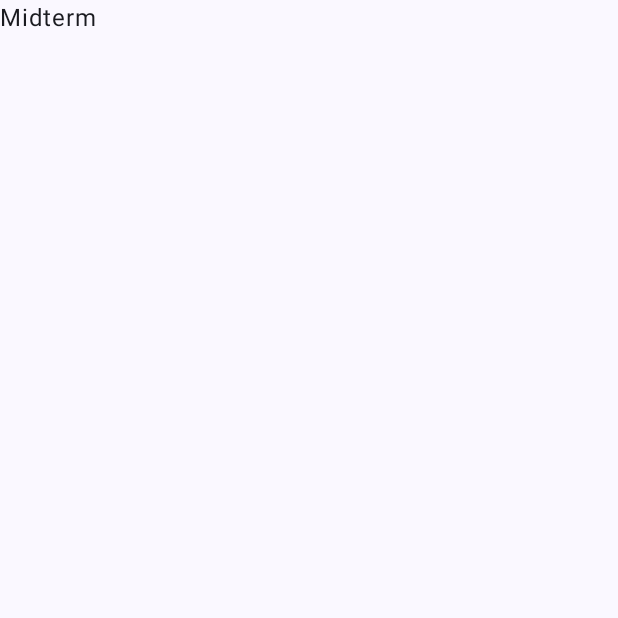
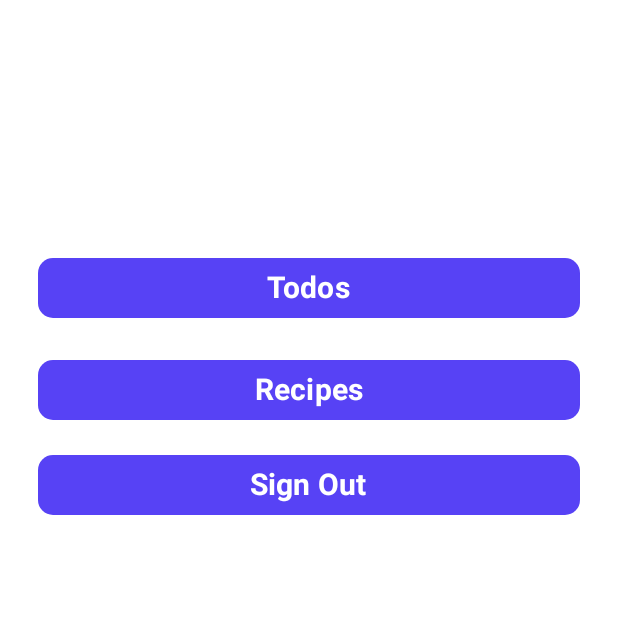
Before and after one commit to nbscvincent/csc-422-2024-midterm, an Android app built with Jetpack Compose: the screen it shows after launch (MainActivity), on a phone screen of 412 x 824 dp, the top half of it. Before the commit the part shown is almost empty. Run offline under Robolectric (Android 15) with nearby library versions, the light colour scheme and no system bars; 1 statement that could not run was skipped.

Commit message:
Initial
Initial

```diff
--- a/app/src/main/java/com/nbscvincent/csc4222024midterm/MainActivity.kt
+++ b/app/src/main/java/com/nbscvincent/csc4222024midterm/MainActivity.kt
@@ -3,6 +3,7 @@ package com.nbscvincent.csc4222024midterm
 import android.os.Bundle
 import androidx.activity.ComponentActivity
 import androidx.activity.compose.setContent
+import androidx.activity.viewModels
 import androidx.compose.foundation.layout.fillMaxSize
 import androidx.compose.material3.MaterialTheme
 import androidx.compose.material3.Surface
@@ -10,20 +11,19 @@ import androidx.compose.material3.Text
 import androidx.compose.runtime.Composable
 import androidx.compose.ui.Modifier
 import androidx.compose.ui.tooling.preview.Preview
+import com.nbscvincent.csc4222024midterm.model.ScreenViewModel
+import com.nbscvincent.csc4222024midterm.screens.MainPage
 import com.nbscvincent.csc4222024midterm.ui.theme.CSC4222024MidtermTheme
 
 class MainActivity : ComponentActivity() {
     override fun onCreate(savedInstanceState: Bundle?) {
         super.onCreate(savedInstanceState)
+
+        val screenViewModel: ScreenViewModel by viewModels();
+
         setContent {
             CSC4222024MidtermTheme {
-                // A surface container using the 'background' color from the theme
-                Surface(
-                    modifier = Modifier.fillMaxSize(),
-                    color = MaterialTheme.colorScheme.background
-                ) {
-                    Text("Midterm")
-                }
+                MainPage(screenViewModel)
             }
         }
     }
--- /dev/null
+++ b/app/src/main/java/com/nbscvincent/csc4222024midterm/model/ScreenViewModel.kt
@@ -0,0 +1,140 @@
+package com.nbscvincent.csc4222024midterm.model
+
+import androidx.compose.runtime.mutableStateListOf
+import androidx.compose.runtime.mutableStateOf
+import androidx.lifecycle.ViewModel
+import com.nbscvincent.csc4222024midterm.network.HttpRoutes
+import com.nbscvincent.csc4222024midterm.network.KtorClient
+import io.ktor.client.HttpClient
+import io.ktor.client.call.body
+import io.ktor.client.request.accept
+import io.ktor.client.request.forms.MultiPartFormDataContent
+import io.ktor.client.request.forms.formData
+import io.ktor.client.request.request
+import io.ktor.client.request.setBody
+import io.ktor.client.request.url
+import io.ktor.client.statement.bodyAsText
+import io.ktor.http.ContentType
+import io.ktor.http.HttpMethod
+import io.ktor.http.contentType
+import kotlinx.coroutines.flow.MutableStateFlow
+import kotlinx.coroutines.flow.asStateFlow
+import kotlinx.coroutines.flow.flow
+import kotlinx.serialization.Serializable
+import java.util.Calendar
+
+class ScreenViewModel : ViewModel() {
+    private val _isLogin = MutableStateFlow(false)
+    val isLogin = _isLogin.asStateFlow()
+
+    fun checkLogin(): Boolean {
+        return _isLogin.value
+    }
+    fun setLogin(){
+        _isLogin.value = true;
+    }
+    fun unsetLogin(){
+        _isLogin.value = false;
+    }
+}
+
+class AppScreenViewModel() : ViewModel() {
+    private val ktorClient: HttpClient = KtorClient()
+
+    suspend fun checkLogin(username:String, password:String) : List<LoginReturn> {
+        var data = mutableStateListOf<LoginReturn>()
+        try {
+            val req = ktorClient.request(
+                HttpRoutes.login
+            ){
+                method = HttpMethod.Post
+                url(HttpRoutes.login)
+                contentType(ContentType.Application.Json)
+                accept(ContentType.Application.Json)
+                setBody(MultiPartFormDataContent(formData {
+                    append("username", username)
+                    append("password", password)
+                }))
+            }
+
+            if (req.status.toString() == "200 OK"){
+                val response = req.body<ResponseLogin>()
+
+                data.add(LoginReturn(0,"Success"))
+            }else{
+                data.add(LoginReturn(1,"Invalid credentials"))
+            }
+        } catch (e: Exception){
+            data.add(LoginReturn(1,"Invalid credentials"))
+        }
+        return data
+    }
+
+    suspend fun greeting(): String {
+        var msg = ""
+
+        val calendarTime = Calendar.getInstance()
+
+        val time = calendarTime.get(Calendar.HOUR_OF_DAY)
+        when(time){
+            in 6..11 -> msg = "Good Morning"
+            in 12..17 -> msg = "Good Afternoon"
+            in 18..22 -> msg = "Good Evening"
+            else -> msg = "Good Morning"
+        }
+        return msg
+    }
+
+    suspend fun getQoutes() : String {
+        var quote: String = ""
+        try {
+            val req = ktorClient.request(
+                HttpRoutes.quotes
+            ){
+                method = HttpMethod.Get
+                url(HttpRoutes.quotes)
+                contentType(ContentType.Application.Json)
+                accept(ContentType.Application.Json)
+            }
+
+            println("SAMPLE" + req.status)
+            println("SAMPLE" + req.bodyAsText())
+
+            //if (req.status.toString() == "200 OK"){
+                //val response = req.body<ResponseQoutes>()
+
+                /*quote[0].id = response.id
+                quote[0].quote = response.quote
+                quote[0].author = response.author*/
+            //}
+
+        } catch (e: Exception){
+            println("SAMPLE ERROR $e")
+            //data.add(LoginReturn(1,"Invalid credentials"))
+        }
+        return quote
+    }
+}
+
+data class LoginReturn(
+    var flag: Int,
+    val message: String
+)
+@Serializable
+data class ResponseLogin(
+    val id: Int,
+    val username: String,
+    val email: String,
+    val firstName: String,
+    val lastName: String,
+    val gender: String,
+    val image: String,
+    val token: String,
+)
+
+@Serializable
+data class ResponseQoutes(
+    var id: Int,
+    var quote: String,
+    var author: String,
+)
--- /dev/null
+++ b/app/src/main/java/com/nbscvincent/csc4222024midterm/network/Network.kt
@@ -0,0 +1,47 @@
+package com.nbscvincent.csc4222024midterm.network
+
+import io.ktor.client.HttpClient
+import io.ktor.client.engine.android.Android
+import io.ktor.client.plugins.HttpRedirect
+import io.ktor.client.plugins.contentnegotiation.ContentNegotiation
+import io.ktor.client.plugins.logging.LogLevel
+import io.ktor.client.plugins.logging.Logger
+import io.ktor.client.plugins.logging.Logging
+import io.ktor.serialization.kotlinx.json.json
+import kotlinx.serialization.json.Json
+import javax.inject.Singleton
+
+object HttpRoutes {
+    private const val BASEURL: String = "https://dummyjson.com"
+    const val login: String = "$BASEURL/auth/login"
+    const val quotes: String = "$BASEURL/quotes/random"
+    const val todos: String = "$BASEURL/todos"
+    const val recipes: String = "$BASEURL/recipes"
+}
+
+@Singleton
+fun KtorClient(): HttpClient {
+    return HttpClient(Android) {
+        install(Logging) {
+            logger = object : Logger {
+                override fun log(message: String) {
+                    println("SAMPLE - HTTP call $message")
+                }
+            }
+            level = LogLevel.ALL
+        }
+        install(ContentNegotiation) {
+            json( Json {
+                prettyPrint = true
+                isLenient = true
+                encodeDefaults = true
+                ignoreUnknownKeys = true
+                //explicitNulls = false
+            })
+        }
+        install(HttpRedirect) {
+            checkHttpMethod = false
+            allowHttpsDowngrade = true
+        }
+    }
+}
--- /dev/null
+++ b/app/src/main/java/com/nbscvincent/csc4222024midterm/screens/HomeScreen.kt
@@ -0,0 +1,148 @@
+package com.nbscvincent.csc4222024midterm.screens
+
+import android.annotation.SuppressLint
+import androidx.compose.foundation.background
+import androidx.compose.foundation.layout.Arrangement
+import androidx.compose.foundation.layout.Column
+import androidx.compose.foundation.layout.Spacer
+import androidx.compose.foundation.layout.fillMaxSize
+import androidx.compose.foundation.layout.fillMaxWidth
+import androidx.compose.foundation.layout.height
+import androidx.compose.foundation.layout.padding
+import androidx.compose.foundation.shape.RoundedCornerShape
+import androidx.compose.material.icons.Icons
+import androidx.compose.material.icons.filled.Email
+import androidx.compose.material3.Button
+import androidx.compose.material3.ButtonDefaults
+import androidx.compose.material3.Icon
+import androidx.compose.material3.OutlinedTextField
+import androidx.compose.material3.Scaffold
+import androidx.compose.material3.Text
+import androidx.compose.material3.TextFieldDefaults
+import androidx.compose.runtime.Composable
+import androidx.compose.runtime.rememberCoroutineScope
+import androidx.compose.ui.Alignment
+import androidx.compose.ui.Modifier
+import androidx.compose.ui.graphics.Color
+import androidx.compose.ui.text.font.FontWeight
+import androidx.compose.ui.unit.dp
+import androidx.compose.ui.unit.sp
+import androidx.lifecycle.viewmodel.compose.viewModel
+import androidx.navigation.NavController
+import androidx.navigation.NavHostController
+import com.nbscvincent.csc4222024midterm.model.AppScreenViewModel
+import com.nbscvincent.csc4222024midterm.model.ScreenViewModel
+import kotlinx.coroutines.launch
+
+@SuppressLint("CoroutineCreationDuringComposition")
+@Composable
+fun HomeScreen (
+    navController: NavHostController,
+    screenViewModel: ScreenViewModel,
+){
+    val coroutineScope = rememberCoroutineScope()
+    var greeting: String = ""
+    var qoutes: String = ""
+
+    val homeModel = viewModel<AppScreenViewModel>()
+
+    coroutineScope.launch {
+        greeting = homeModel.greeting()
+        qoutes = homeModel.getQoutes()
+    }
+
+    Scaffold { innerPadding ->
+        Column(
+            modifier = Modifier
+                .padding(innerPadding)
+                .fillMaxSize()
+                .fillMaxWidth()
+                .background(Color.White),
+            horizontalAlignment = Alignment.CenterHorizontally,
+            verticalArrangement = Arrangement.spacedBy(0.dp)
+        ) {
+            Spacer(modifier = Modifier.height(50.dp))
+            Text(
+                text = greeting,
+                fontWeight = FontWeight.Bold,
+                fontSize = 30.sp,
+                color = Color.Black,
+            )
+            Spacer(modifier = Modifier.height(50.dp))
+            Text(
+                text = qoutes,
+                fontWeight = FontWeight.Bold,
+                fontSize = 20.sp,
+                color = Color.Black,
+            )
+            Spacer(modifier = Modifier.height(20.dp))
+            Button(
+                onClick = {
+                    coroutineScope.launch {
+
+                    }
+                },
+                modifier = Modifier
+                    .fillMaxWidth()
+                    .padding(start = 25.dp, end = 25.dp),
+                colors = ButtonDefaults.buttonColors(
+                    containerColor = Color(0xFF5742f5)
+                ),
+                shape = RoundedCornerShape(10.dp),
+            ) {
+                Text(
+                    text = "Todos",
+                    fontWeight = FontWeight.Bold,
+                    fontSize = 20.sp,
+                    color = Color.White,
+                )
+            }
+            Spacer(modifier = Modifier.height(20.dp))
+            Button(
+                onClick = {
+                    coroutineScope.launch {
+
+                    }
+                },
+                modifier = Modifier
+                    .fillMaxWidth()
+                    .padding(start = 25.dp, end = 25.dp),
+                colors = ButtonDefaults.buttonColors(
+                    containerColor = Color(0xFF5742f5)
+                ),
+                shape = RoundedCornerShape(10.dp),
+            ) {
+                Text(
+                    text = "Recipes",
+                    fontWeight = FontWeight.Bold,
+                    fontSize = 20.sp,
+                    color = Color.White,
+                )
+            }
+            Spacer(modifier = Modifier.height(15.dp))
+            Button(
+                onClick = {
+                    coroutineScope.launch {
+                        screenViewModel.unsetLogin()
+                        navController.navigate(MainNav.Login.name)
+                    }
+                },
+                modifier = Modifier
+                    .fillMaxWidth()
+                    .padding(start = 25.dp, end = 25.dp),
+                colors = ButtonDefaults.buttonColors(
+                    containerColor = Color(0xFF5742f5)
+                ),
+                shape = RoundedCornerShape(10.dp),
+            ) {
+                Text(
+                    text = "Sign Out",
+                    fontWeight = FontWeight.Bold,
+                    fontSize = 20.sp,
+                    color = Color.White,
+                )
+            }
+            Spacer(modifier = Modifier.height(15.dp))
+        }
+    }
+}
--- /dev/null
+++ b/app/src/main/java/com/nbscvincent/csc4222024midterm/screens/MainPage.kt
@@ -0,0 +1,90 @@
+package com.nbscvincent.csc4222024midterm.screens
+
+import android.annotation.SuppressLint
+import androidx.compose.foundation.layout.Column
+import androidx.compose.foundation.layout.padding
+import androidx.compose.material3.ExperimentalMaterial3Api
+import androidx.compose.material3.Scaffold
+import androidx.compose.runtime.Composable
+import androidx.compose.runtime.remember
+import androidx.compose.ui.Modifier
+import androidx.compose.ui.platform.LocalContext
+import androidx.navigation.NavHostController
+import androidx.navigation.compose.NavHost
+import androidx.navigation.compose.composable
+import androidx.navigation.compose.rememberNavController
+import com.nbscvincent.csc4222024midterm.model.ScreenViewModel
+
+@SuppressLint("UnusedMaterial3ScaffoldPaddingParameter")
+@Composable
+fun MainPage(
+    screenViewModel: ScreenViewModel
+){
+    CheckLogin(screenViewModel)
+    //Login(navController = navController, screenViewModel = screenViewModel)
+}
+
+@OptIn(ExperimentalMaterial3Api::class)
+@Composable
+fun CheckLogin( screenViewModel: ScreenViewModel ){
+    val navController: NavHostController = rememberNavController()
+    if (screenViewModel.checkLogin()){
+        MainLogin(navController, screenViewModel)
+    }else{
+        MainHomeScreen(navController, screenViewModel)
+    }
+}
+
+@OptIn(ExperimentalMaterial3Api::class)
+@Composable
+fun MainLogin(
+    navController: NavHostController,
+    screenViewModel: ScreenViewModel
+){
+    Scaffold {
+        Column(modifier = Modifier.padding(it)) {
+        }
+        NavHost(
+            navController = navController,
+            startDestination = MainNav.Login.name,
+            modifier = Modifier.padding(it)
+        ) {
+            composable(route = MainNav.Login.name) {
+                Login( navController, screenViewModel )
+            }
+            composable(route = MainNav.HomePage.name) {
+                HomeScreen(navController, screenViewModel)
+            }
+            composable(route = MainNav.Recipes.name) {
+                Recipes(navController, screenViewModel)
+            }
+            composable(route = MainNav.HomePage.name) {
+                Todos(navController, screenViewModel)
+            }
+        }
+    }
+}
+
+@OptIn(ExperimentalMaterial3Api::class)
+@Composable
+fun MainHomeScreen(
+    navController: NavHostController,
+    screenViewModel: ScreenViewModel
+){
+    Scaffold{
+        Column(modifier = Modifier.padding(it)) {
+        }
+        NavHost(
+            navController = navController,
+            startDestination = MainNav.HomePage.name,
+            modifier = Modifier.padding(it)
+        ) {
+            composable(route = MainNav.Login.name) {
+                Login( navController, screenViewModel )
+            }
+            composable(route = MainNav.HomePage.name) {
+                HomeScreen(navController, screenViewModel)
+            }
+        }
+    }
+}
```
Also changed, not shown: app/src/main/java/com/nbscvincent/csc4222024midterm/screens/Dialog.kt (added, +32 -0 lines), app/src/main/java/com/nbscvincent/csc4222024midterm/screens/Landing.kt (added, +13 -0 lines), app/src/main/java/com/nbscvincent/csc4222024midterm/screens/Login.kt (added, +161 -0 lines), app/src/main/java/com/nbscvincent/csc4222024midterm/screens/Navigation.kt (added, +10 -0 lines), app/src/main/java/com/nbscvincent/csc4222024midterm/screens/Recipes.kt (added, +12 -0 lines), app/src/main/java/com/nbscvincent/csc4222024midterm/screens/Todos.kt (added, +12 -0 lines).
